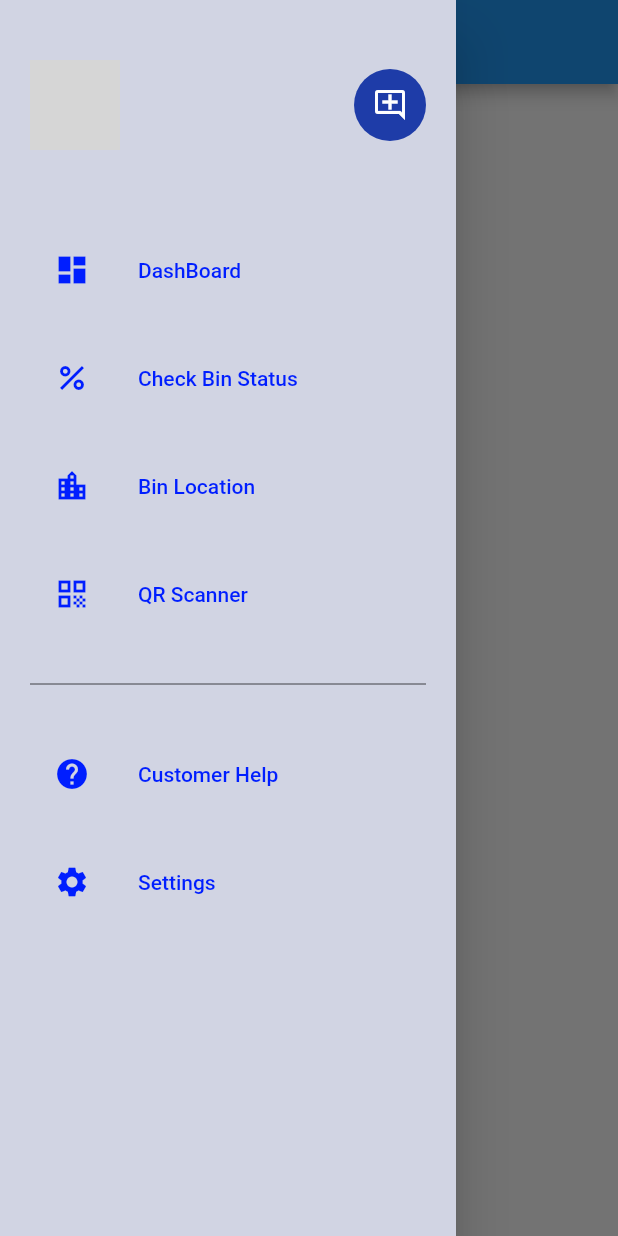
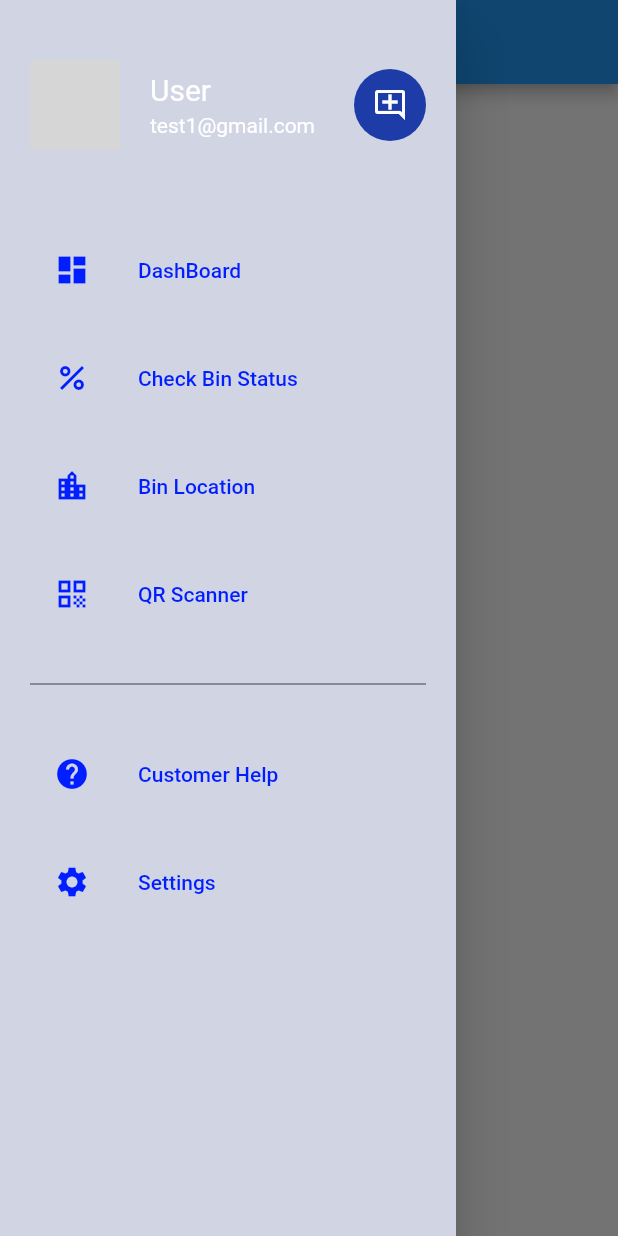
Before and after one commit to akathalzy/5COSC021C.2-DIGIBINN--SDGP-, a Flutter app: the MainPage screen opened directly, with the side drawer open, on a phone screen of 412 x 824 dp. Run offline on Flutter 3.47's test engine with Material 2 defaults, Android fonts, the phone set to English and light mode, and no system bars; our stand-ins replace firebase_auth, firebase_core; missing offline and left inert: flutter_inappwebview, qr_code_scanner; accounts and stored records are empty; network calls fail; grey boxes are pictures that could not be loaded.

Commit message:
few minor changes

```diff
--- a/FlutterApp-Digibinn/lib/main.dart
+++ b/FlutterApp-Digibinn/lib/main.dart
@@ -18,6 +18,9 @@ class MyApp extends StatelessWidget {
     return MaterialApp(
       title: 'Digibinn App',
       home: StartPage(),
+      // routes: {
+      //   '/MyRegister': (context) => MyRegister(),
+      // },
     );
   }
 }
--- a/FlutterApp-Digibinn/lib/register.dart
+++ b/FlutterApp-Digibinn/lib/register.dart
@@ -17,6 +17,9 @@ class _MyRegisterState extends State<MyRegister> {
   bool passwordVisible = false;
   final confirmPasswordController = TextEditingController();
   bool confirmPasswordVisible = false;
+  // final _nameController = TextEditingController();
+
+
   String dropdownvalue = 'Smart Dustbin User';
 
   var items = ["Smart Dustbin User", "Trash Collector"];
@@ -59,6 +62,7 @@ class _MyRegisterState extends State<MyRegister> {
                       child: Column(
                         children: [
                           TextField(
+                            //  controller: _nameController,
                             style:
                                 TextStyle(color: Color.fromARGB(255, 0, 0, 0)),
                             decoration: InputDecoration(
--- a/FlutterApp-Digibinn/lib/widgets/navigationDrawer.dart
+++ b/FlutterApp-Digibinn/lib/widgets/navigationDrawer.dart
@@ -9,10 +9,10 @@ class NavigationDrawerWidget extends StatelessWidget {
   final padding = EdgeInsets.symmetric(horizontal: 20);
   @override
   Widget build(BuildContext context) {
-    final name = ' ';
-    final email = '';
+    final name = 'User ';
+    final email = 'test1@gmail.com';
     final urlImage =
-        'https://images.unsplash.com/photo-1494790108377-be9c29b29330?ixid=MnwxMjA3fDB8MHxwaG90by1wYWdlfHx8fGVufDB8fHx8&ixlib=rb-1.2.1&auto=format&fit=crop&w=634&q=80';
+        'https://unsplash.com/photos/mou0S7ViElQ';
 
     return Drawer(
       child: Material(
@@ -25,7 +25,7 @@ class NavigationDrawerWidget extends StatelessWidget {
               email: email,
               onClicked: () => Navigator.of(context).push(MaterialPageRoute(
                 builder: (context) => UserPage(
-                  name: 'Sarah Abs',
+                  name: name,
                   urlImage: urlImage,
                 ),
               )),
```
